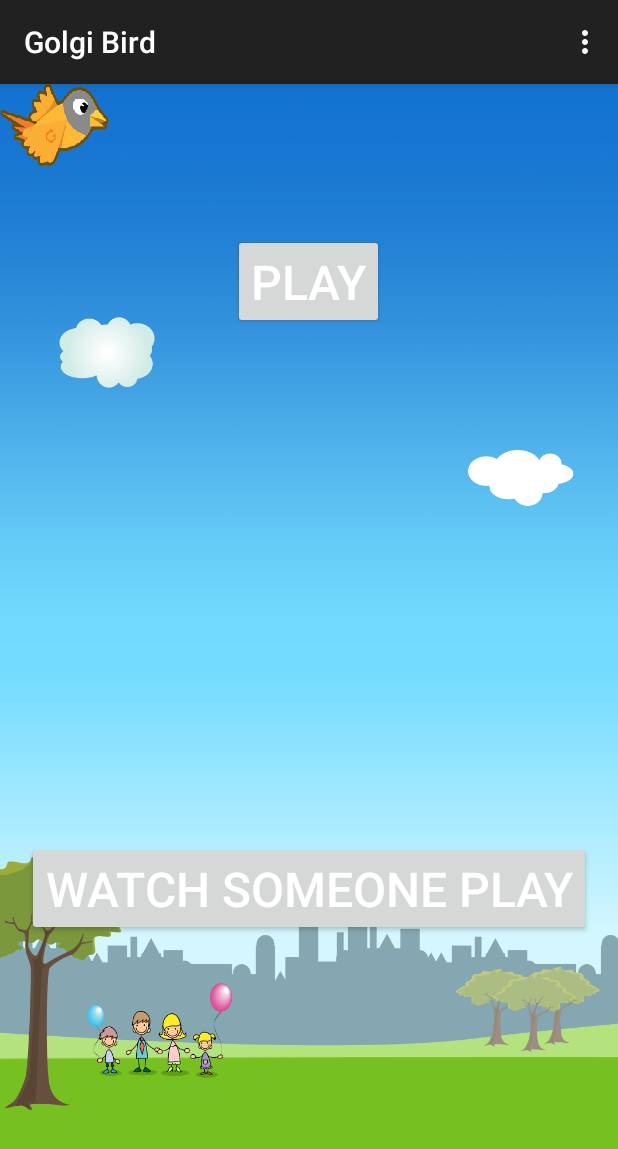
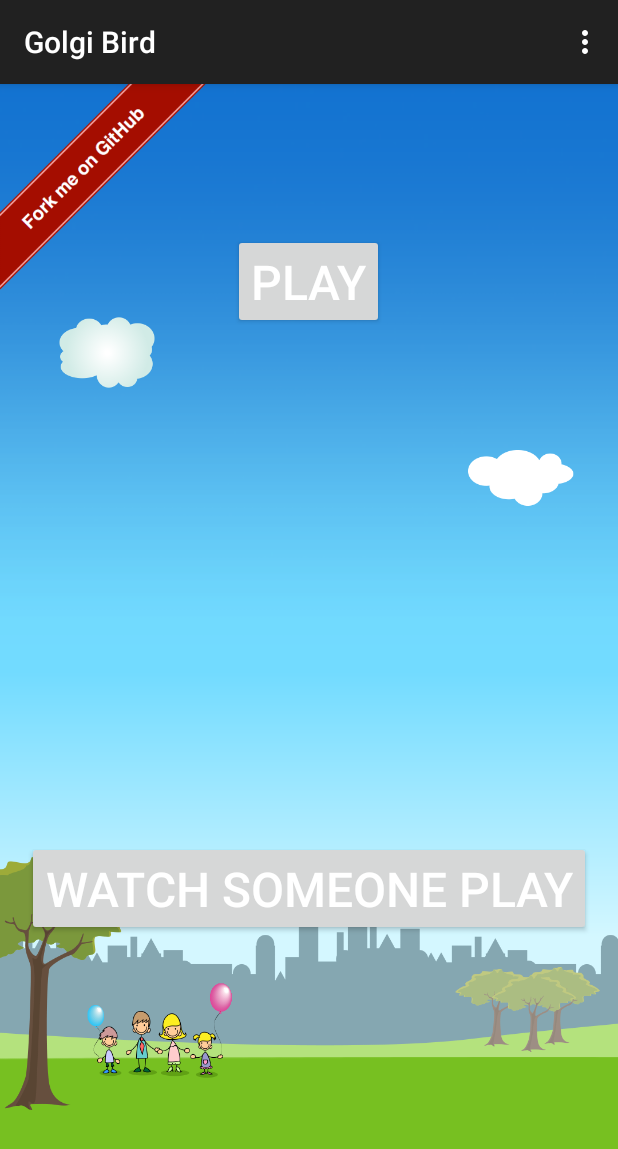
Before and after one commit to dohertyd/GB, an Android app: the screen it shows after launch (PlayfieldActivity), on a phone screen of 412 x 824 dp. Shown: the top 1149 px of the screen. Run offline under Robolectric (Android 15) with nearby library versions, the phone set to English and light mode, and no system bars; libraries missing offline, so code that uses them is left out: com.openmindnetworks.golgi; 9 statements that could not run were skipped.

Commit message:
Added 'Fork Me On GitHub'

```diff
--- a/Android/GolgiBird/GolgiBird/src/main/java/io/golgi/example/Controller.java
+++ b/Android/GolgiBird/GolgiBird/src/main/java/io/golgi/example/Controller.java
@@ -27,17 +27,22 @@
 
 package io.golgi.example;
 
+import android.content.ActivityNotFoundException;
+import android.content.Intent;
 import android.content.pm.PackageInfo;
 import android.content.pm.PackageManager;
 import android.graphics.Bitmap;
 import android.graphics.BitmapFactory;
 import android.graphics.Matrix;
+import android.net.Uri;
 import android.os.Handler;
 import android.os.Message;
 import android.view.MotionEvent;
 import android.view.View;
 import android.widget.Button;
+import android.widget.ImageView;
 import android.widget.TextView;
+import android.widget.Toast;
 
 import com.openmindnetworks.golgi.api.GolgiException;
 import com.openmindnetworks.golgi.api.GolgiTransportOptions;
@@ -110,6 +115,7 @@ public class Controller implements View.OnTouchListener{
     TextView gameOverTv;
     TextView tapToStartTv;
     TextView netHiScoreTv;
+    ImageView forkMeIv;
     Button playButton;
     Button watchButton;
 
@@ -292,7 +298,7 @@ public class Controller implements View.OnTouchListener{
 
         screenXglobal = 0;
         screenX = 0;
-        playerX = 0;
+        playerX = -playerBitmap.getWidth();
         playerY = 0;
 
         showTextViews();
@@ -548,8 +554,10 @@ public class Controller implements View.OnTouchListener{
             playButton.setVisibility(View.VISIBLE);
             watchButton.setVisibility(View.VISIBLE);
             netHiScoreTv.setVisibility(View.VISIBLE);
+            forkMeIv.setVisibility(View.VISIBLE);
         }
         else{
+            forkMeIv.setVisibility(View.INVISIBLE);
             playButton.setVisibility(View.INVISIBLE);
             watchButton.setVisibility(View.INVISIBLE);
             hiScoreTv.setVisibility(View.VISIBLE);
@@ -595,8 +603,36 @@ public class Controller implements View.OnTouchListener{
         gameOverTv = (TextView)activity.findViewById(R.id.gameOverTextView);
         tapToStartTv = (TextView)activity.findViewById(R.id.startTextView);
         netHiScoreTv = (TextView)activity.findViewById(R.id.netHiScoreTextView);
+        forkMeIv = (ImageView)activity.findViewById(R.id.forkMeImageView);
 
         netHiScoreTv.setText("");
+
+        forkMeIv.setOnTouchListener(new View.OnTouchListener() {
+            @Override
+            public boolean onTouch(View v, MotionEvent event) {
+                int w = v.getWidth();
+                int h = v.getHeight();
+                int x = (int)event.getX();
+                int y = (int)event.getY();
+
+                DBG("(" + v.getWidth() + "," + v.getHeight() + ") " + event.getX() + "," + event.getY());
+
+                if(x < (w - y)){
+                    DBG("YES");
+                    try {
+                        Intent myIntent = new Intent(Intent.ACTION_VIEW, Uri.parse("https://github.com/GolgiDevs/GolgiBird"));
+                        activity.startActivity(myIntent);
+                    } catch (ActivityNotFoundException e) {
+                        Toast.makeText(activity, "Cannot launch web browser", Toast.LENGTH_LONG).show();
+                    }
+                }
+                else{
+                    DBG("NO");
+                }
+
+                return false;
+            }
+        });
 
         playButton.setOnClickListener(new View.OnClickListener() {
             @Override
--- a/Android/GolgiBird/GolgiBird/src/main/res/layout/fragment_playfield.xml
+++ b/Android/GolgiBird/GolgiBird/src/main/res/layout/fragment_playfield.xml
@@ -133,4 +133,13 @@
         android:textColor="#ffffff"
         android:layout_centerHorizontal="true" />
 
+    <ImageView
+        android:layout_width="150dp"
+        android:layout_height="150dp"
+        android:id="@+id/forkMeImageView"
+        android:layout_alignParentTop="true"
+        android:layout_alignParentLeft="true"
+        android:layout_alignParentStart="false"
+        android:src="@drawable/fork_me" />
+
 </RelativeLayout>
```
Also changed, not shown: 15 other files.
